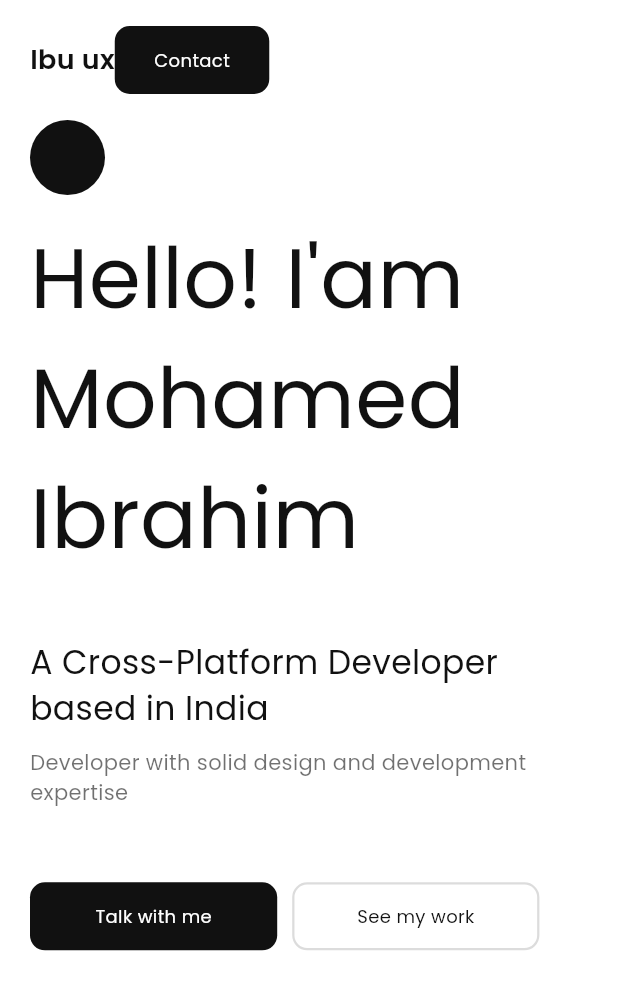
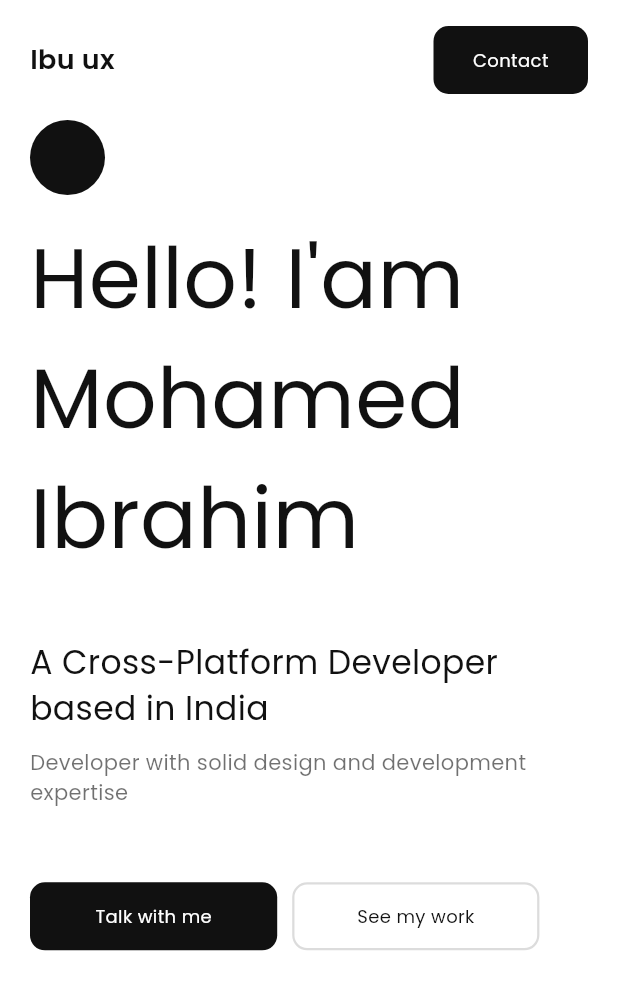
Before and after one commit to mohamed8270/ibu_ux, a Flutter app: the screen it shows after launch, on a phone screen of 412 x 824 dp. Shown: the top 990 px of the screen. Run offline on Flutter 3.47's test engine with Material 3 defaults, Android fonts, the phone set to English and light mode, and no system bars; our stand-ins replace flutter_svg, gap, get, google_fonts.

Commit message:
app bar updated with responsiveness

```diff
--- a/lib/common/widgets/home_app_bar.dart
+++ b/lib/common/widgets/home_app_bar.dart
@@ -38,6 +38,9 @@ class _HomeAppBarState extends State<HomeAppBar> {
             horizontal: ResponsiveWidget.isLarge(context) ? 60 : 20),
         child: Row(
           crossAxisAlignment: CrossAxisAlignment.center,
+          mainAxisAlignment: ResponsiveWidget.isLarge(context)
+              ? MainAxisAlignment.center
+              : MainAxisAlignment.spaceBetween,
           children: [
             txt.textWidget(
                 StaticData.appname,
```
